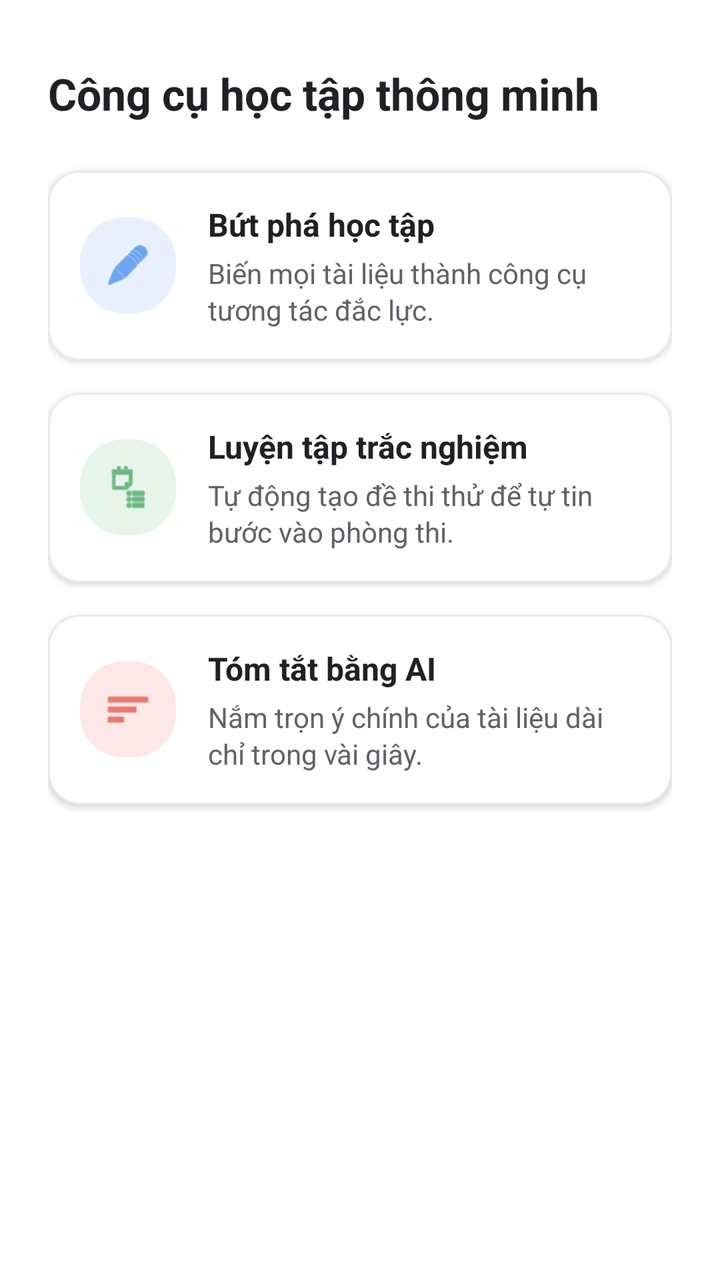
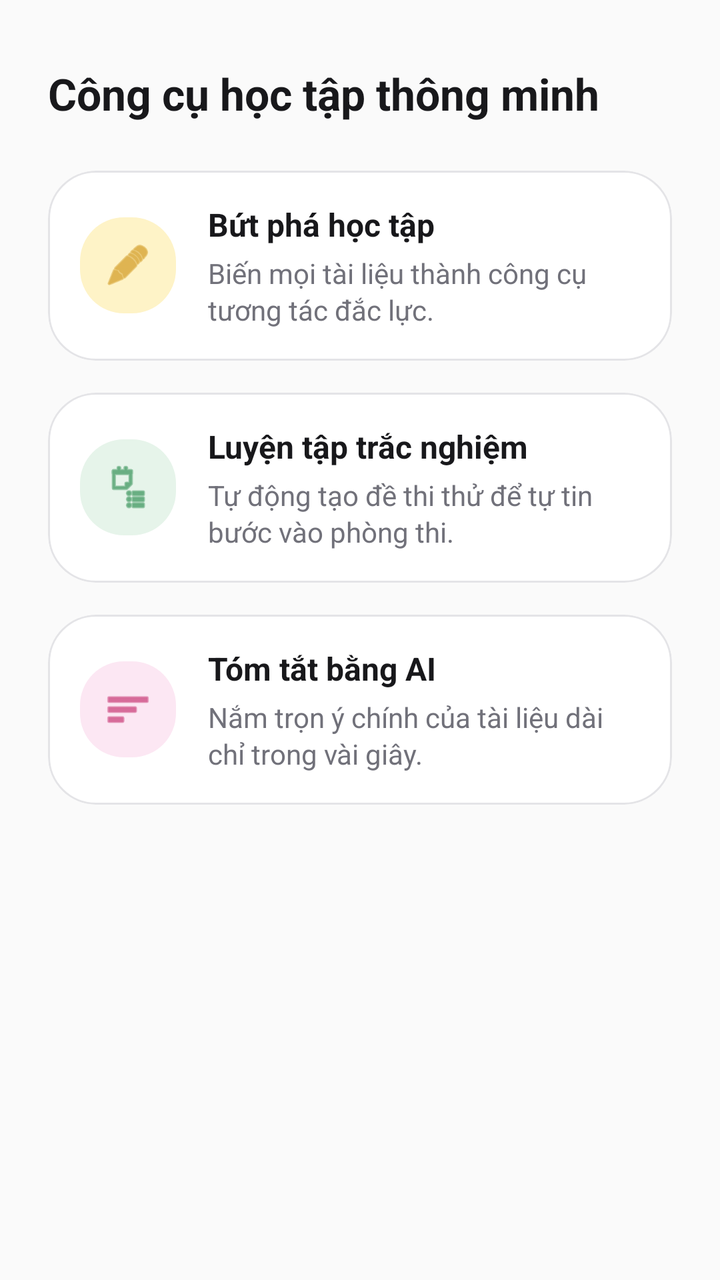

Screens rendered from an Android XML layout before and after an edit, with the pre-edit source and the edit as a unified diff.
<!-- AndroidManifest.xml: application theme Theme.DACS -->
<!-- res/layout/item_home_features.xml -->
<?xml version="1.0" encoding="utf-8"?>
<LinearLayout xmlns:android="http://schemas.android.com/apk/res/android"
    xmlns:app="http://schemas.android.com/apk/res-auto"
    android:layout_width="match_parent"
    android:layout_height="wrap_content"
    android:orientation="vertical"
    android:background="#FFFFFF"
    android:paddingTop="32dp"
    android:paddingBottom="48dp"
    android:paddingHorizontal="24dp">

    
    <TextView
        android:layout_width="match_parent"
        android:layout_height="wrap_content"
        android:text="Công cụ học tập thông minh"
        android:textSize="22sp"
        android:textStyle="bold"
        android:textColor="#202124"
        android:layout_marginBottom="24dp"/>

    
    <com.google.android.material.card.MaterialCardView
        android:layout_width="match_parent"
        android:layout_height="wrap_content"
        android:layout_marginBottom="16dp"
        app:cardCornerRadius="16dp"
        app:cardElevation="2dp"
        app:strokeColor="#E8EAED"
        app:strokeWidth="1dp">

        <LinearLayout
            android:layout_width="match_parent"
            android:layout_height="wrap_content"
            android:orientation="horizontal"
            android:padding="16dp"
            android:gravity="center_vertical"
            android:background="?attr/selectableItemBackground"
            android:clickable="true"
            android:focusable="true">

            
            <LinearLayout
                android:layout_width="48dp"
                android:layout_height="48dp"
                android:background="@drawable/bg_input_rounded"
                android:backgroundTint="#E8F0FE"
                android:gravity="center">

                <ImageView
                    android:layout_width="24dp"
                    android:layout_height="24dp"
                    android:src="@android:drawable/ic_menu_edit"
                    app:tint="#1A73E8"/>
            </LinearLayout>

            
            <LinearLayout
                android:layout_width="match_parent"
                android:layout_height="wrap_content"
                android:orientation="vertical"
                android:layout_marginStart="16dp">

                <TextView
                    android:layout_width="wrap_content"
                    android:layout_height="wrap_content"
                    android:text="Bứt phá học tập"
                    android:textSize="16sp"
                    android:textStyle="bold"
                    android:textColor="#202124"/>

                <TextView
                    android:layout_width="wrap_content"
                    android:layout_height="wrap_content"
                    android:layout_marginTop="4dp"
                    android:text="Biến mọi tài liệu thành công cụ tương tác đắc lực."
                    android:textSize="14sp"
                    android:textColor="#5F6368"
                    android:lineSpacingExtra="2dp"/>
            </LinearLayout>
        </LinearLayout>
    </com.google.android.material.card.MaterialCardView>

    
    <com.google.android.material.card.MaterialCardView
        android:layout_width="match_parent"
        android:layout_height="wrap_content"
        android:layout_marginBottom="16dp"
        app:cardCornerRadius="16dp"
        app:cardElevation="2dp"
        app:strokeColor="#E8EAED"
        app:strokeWidth="1dp">

        <LinearLayout
            android:layout_width="match_parent"
            android:layout_height="wrap_content"
            android:orientation="horizontal"
            android:padding="16dp"
            android:gravity="center_vertical"
            android:background="?attr/selectableItemBackground"
            android:clickable="true"
            android:focusable="true">

            <LinearLayout
                android:layout_width="48dp"
                android:layout_height="48dp"
                android:background="@drawable/bg_input_rounded"
                android:backgroundTint="#E6F4EA"
                android:gravity="center">

                <ImageView
                    android:layout_width="24dp"
                    android:layout_height="24dp"
                    android:src="@android:drawable/ic_menu_agenda"
                    app:tint="#1E8E3E"/>
            </LinearLayout>

            <LinearLayout
                android:layout_width="match_parent"
                android:layout_height="wrap_content"
                android:orientation="vertical"
                android:layout_marginStart="16dp">

                <TextView
                    android:layout_width="wrap_content"
                    android:layout_height="wrap_content"
                    android:text="Luyện tập trắc nghiệm"
                    android:textSize="16sp"
                    android:textStyle="bold"
                    android:textColor="#202124"/>

                <TextView
                    android:layout_width="wrap_content"
                    android:layout_height="wrap_content"
                    android:layout_marginTop="4dp"
                    android:text="Tự động tạo đề thi thử để tự tin bước vào phòng thi."
                    android:textSize="14sp"
                    android:textColor="#5F6368"
                    android:lineSpacingExtra="2dp"/>
            </LinearLayout>
        </LinearLayout>
    </com.google.android.material.card.MaterialCardView>

    
    <com.google.android.material.card.MaterialCardView
        android:layout_width="match_parent"
        android:layout_height="wrap_content"
        app:cardCornerRadius="16dp"
        app:cardElevation="2dp"
        app:strokeColor="#E8EAED"
        app:strokeWidth="1dp">

        <LinearLayout
            android:layout_width="match_parent"
            android:layout_height="wrap_content"
            android:orientation="horizontal"
            android:padding="16dp"
            android:gravity="center_vertical"
            android:background="?attr/selectableItemBackground"
            android:clickable="true"
            android:focusable="true">

            <LinearLayout
                android:layout_width="48dp"
                android:layout_height="48dp"
                android:background="@drawable/bg_input_rounded"
                android:backgroundTint="#FCE8E6"
                android:gravity="center">

                <ImageView
                    android:layout_width="24dp"
                    android:layout_height="24dp"
                    android:src="@android:drawable/ic_menu_sort_by_size"
                    app:tint="#D93025"/>
            </LinearLayout>

            <LinearLayout
                android:layout_width="match_parent"
                android:layout_height="wrap_content"
                android:orientation="vertical"
                android:layout_marginStart="16dp">

                <TextView
                    android:layout_width="wrap_content"
                    android:layout_height="wrap_content"
                    android:text="Tóm tắt bằng AI"
                    android:textSize="16sp"
                    android:textStyle="bold"
                    android:textColor="#202124"/>

                <TextView
                    android:layout_width="wrap_content"
                    android:layout_height="wrap_content"
                    android:layout_marginTop="4dp"
                    android:text="Nắm trọn ý chính của tài liệu dài chỉ trong vài giây."
                    android:textSize="14sp"
                    android:textColor="#5F6368"
                    android:lineSpacingExtra="2dp"/>
            </LinearLayout>
        </LinearLayout>
    </com.google.android.material.card.MaterialCardView>

</LinearLayout>
<!-- resources referenced by this layout -->
<resources>
  <!-- drawable bg_input_rounded (drawable) -->
  <shape xmlns:android="http://schemas.android.com/apk/res/android">
      <solid android:color="#F4F4F4"/>
      <corners android:radius="22dp"/>
  </shape>
  <style name="Theme.DACS" parent="Theme.MaterialComponents.Light.NoActionBar">
          <item name="android:windowTranslucentStatus">true</item>
          <item name="android:windowTranslucentNavigation">true</item>
      </style>
</resources>

<!-- the commit's change to res/layout/item_home_features.xml (unified diff, before → after) -->
@@ -4,7 +4,7 @@
     android:layout_width="match_parent"
     android:layout_height="wrap_content"
     android:orientation="vertical"
-    android:background="#FFFFFF"
+    android:background="#FAFAFA"
     android:paddingTop="32dp"
     android:paddingBottom="48dp"
     android:paddingHorizontal="24dp">
@@ -16,7 +16,7 @@
         android:text="Công cụ học tập thông minh"
         android:textSize="22sp"
         android:textStyle="bold"
-        android:textColor="#202124"
+        android:textColor="#18181B"
         android:layout_marginBottom="24dp"/>
 
     
@@ -24,9 +24,9 @@
         android:layout_width="match_parent"
         android:layout_height="wrap_content"
         android:layout_marginBottom="16dp"
-        app:cardCornerRadius="16dp"
-        app:cardElevation="2dp"
-        app:strokeColor="#E8EAED"
+        app:cardCornerRadius="24dp"
+        app:cardElevation="0dp"
+        app:strokeColor="#E4E4E7"
         app:strokeWidth="1dp">
 
         <LinearLayout
@@ -44,14 +44,14 @@
                 android:layout_width="48dp"
                 android:layout_height="48dp"
                 android:background="@drawable/bg_input_rounded"
-                android:backgroundTint="#E8F0FE"
+                android:backgroundTint="#FEF3C7"
                 android:gravity="center">
 
                 <ImageView
                     android:layout_width="24dp"
                     android:layout_height="24dp"
                     android:src="@android:drawable/ic_menu_edit"
-                    app:tint="#1A73E8"/>
+                    app:tint="#CA8A04"/>
             </LinearLayout>
 
             
@@ -67,7 +67,7 @@
                     android:text="Bứt phá học tập"
                     android:textSize="16sp"
                     android:textStyle="bold"
-                    android:textColor="#202124"/>
+                    android:textColor="#18181B"/>
 
                 <TextView
                     android:layout_width="wrap_content"
@@ -75,7 +75,7 @@
                     android:layout_marginTop="4dp"
                     android:text="Biến mọi tài liệu thành công cụ tương tác đắc lực."
                     android:textSize="14sp"
-                    android:textColor="#5F6368"
+                    android:textColor="#71717A"
                     android:lineSpacingExtra="2dp"/>
             </LinearLayout>
         </LinearLayout>
@@ -86,9 +86,9 @@
         android:layout_width="match_parent"
         android:layout_height="wrap_content"
         android:layout_marginBottom="16dp"
-        app:cardCornerRadius="16dp"
-        app:cardElevation="2dp"
-        app:strokeColor="#E8EAED"
+        app:cardCornerRadius="24dp"
+        app:cardElevation="0dp"
+        app:strokeColor="#E4E4E7"
         app:strokeWidth="1dp">
 
         <LinearLayout
@@ -112,7 +112,7 @@
                     android:layout_width="24dp"
                     android:layout_height="24dp"
                     android:src="@android:drawable/ic_menu_agenda"
-                    app:tint="#1E8E3E"/>
+                    app:tint="#15803D"/>
             </LinearLayout>
 
             <LinearLayout
@@ -127,7 +127,7 @@
                     android:text="Luyện tập trắc nghiệm"
                     android:textSize="16sp"
                     android:textStyle="bold"
-                    android:textColor="#202124"/>
+                    android:textColor="#18181B"/>
 
                 <TextView
                     android:layout_width="wrap_content"
@@ -135,7 +135,7 @@
                     android:layout_marginTop="4dp"
                     android:text="Tự động tạo đề thi thử để tự tin bước vào phòng thi."
                     android:textSize="14sp"
-                    android:textColor="#5F6368"
+                    android:textColor="#71717A"
                     android:lineSpacingExtra="2dp"/>
             </LinearLayout>
         </LinearLayout>
@@ -145,9 +145,9 @@
     <com.google.android.material.card.MaterialCardView
         android:layout_width="match_parent"
         android:layout_height="wrap_content"
-        app:cardCornerRadius="16dp"
-        app:cardElevation="2dp"
-        app:strokeColor="#E8EAED"
+        app:cardCornerRadius="24dp"
+        app:cardElevation="0dp"
+        app:strokeColor="#E4E4E7"
         app:strokeWidth="1dp">
 
         <LinearLayout
@@ -164,14 +164,14 @@
                 android:layout_width="48dp"
                 android:layout_height="48dp"
                 android:background="@drawable/bg_input_rounded"
-                android:backgroundTint="#FCE8E6"
+                android:backgroundTint="#FCE7F3"
                 android:gravity="center">
 
                 <ImageView
                     android:layout_width="24dp"
                     android:layout_height="24dp"
                     android:src="@android:drawable/ic_menu_sort_by_size"
-                    app:tint="#D93025"/>
+                    app:tint="#BE185D"/>
             </LinearLayout>
 
             <LinearLayout
@@ -186,7 +186,7 @@
                     android:text="Tóm tắt bằng AI"
                     android:textSize="16sp"
                     android:textStyle="bold"
-                    android:textColor="#202124"/>
+                    android:textColor="#18181B"/>
 
                 <TextView
                     android:layout_width="wrap_content"
@@ -194,7 +194,7 @@
                     android:layout_marginTop="4dp"
                     android:text="Nắm trọn ý chính của tài liệu dài chỉ trong vài giây."
                     android:textSize="14sp"
-                    android:textColor="#5F6368"
+                    android:textColor="#71717A"
                     android:lineSpacingExtra="2dp"/>
             </LinearLayout>
         </LinearLayout>
